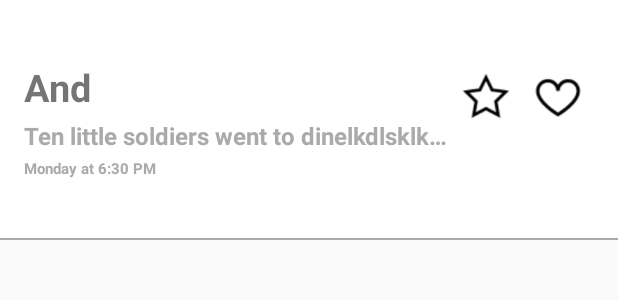
After one commit to rohitksingh/Demo-Asign, an Android app: the layout notely_list_item_delete.xml on its own in the app's theme, with its tools: preview values and no code run, on a phone screen of 412 x 824 dp. The commit adds this screen. Shown: the top 300 px of the screen. Run offline under Robolectric (Android 15) with nearby library versions, the phone set to English and light mode, and no system bars.

Commit message:
Swip to delete functionality added

```diff
--- a/Notely/app/src/main/java/rohksin/com/notely/Activities/NotelyListActivity.java
+++ b/Notely/app/src/main/java/rohksin/com/notely/Activities/NotelyListActivity.java
@@ -12,6 +12,7 @@ import android.support.v7.app.AppCompatActivity;
 import android.support.v7.widget.LinearLayoutManager;
 import android.support.v7.widget.RecyclerView;
 import android.support.v7.widget.Toolbar;
+import android.support.v7.widget.helper.ItemTouchHelper;
 import android.util.Log;
 import android.view.Gravity;
 import android.view.Menu;
@@ -41,7 +42,7 @@ import rohksin.com.notely.Utilities.FilterUtility;
  * Created by Illuminati on 11/17/2017.
  */
 
-public class NotelyListActivity extends AppCompatActivity{
+public class NotelyListActivity extends AppCompatActivity implements RecyclerItemTouchHelper.RecyclerItemTouchHelperListener{
 
     private DrawerLayout drawerLayout;
     private ActionBarDrawerToggle drawerToggle;
@@ -82,6 +83,8 @@ public class NotelyListActivity extends AppCompatActivity{
         notelyList = (RecyclerView)findViewById(R.id.notely_list);
         llm = new LinearLayoutManager(NotelyListActivity.this);
         notelyList.setLayoutManager(llm);
+        ItemTouchHelper.SimpleCallback itemTouchHelperCallback = new RecyclerItemTouchHelper(0, ItemTouchHelper.LEFT, this);
+        new ItemTouchHelper(itemTouchHelperCallback).attachToRecyclerView(notelyList);
 
         setUpList();
 
@@ -327,6 +330,7 @@ public class NotelyListActivity extends AppCompatActivity{
 
         adapter = new NotelyListAdapter(NotelyListActivity.this,notes);
         notelyList.setAdapter(adapter);
+
     }
 
 
@@ -358,4 +362,8 @@ public class NotelyListActivity extends AppCompatActivity{
     }
 
 
+    @Override
+    public void onSwiped(RecyclerView.ViewHolder viewHolder, int direction, int position) {
+        adapter.removeItem(position);
+    }
 }
--- /dev/null
+++ b/Notely/app/src/main/java/rohksin/com/notely/Activities/RecyclerItemTouchHelper.java
@@ -0,0 +1,73 @@
+package rohksin.com.notely.Activities;
+
+import android.graphics.Canvas;
+import android.support.v7.widget.RecyclerView;
+import android.support.v7.widget.helper.ItemTouchHelper;
+import android.view.View;
+
+import rohksin.com.notely.Adapters.NotelyListAdapter;
+
+/**
+ * Created by Illuminati on 11/19/2017.
+ */
+
+public class RecyclerItemTouchHelper extends ItemTouchHelper.SimpleCallback {
+
+    private RecyclerItemTouchHelperListener listener;
+
+    public RecyclerItemTouchHelper(int dragDirs, int swipeDirs, RecyclerItemTouchHelperListener listener) {
+        super(dragDirs, swipeDirs);
+        this.listener = listener;
+    }
+
+    @Override
+    public boolean onMove(RecyclerView recyclerView, RecyclerView.ViewHolder viewHolder, RecyclerView.ViewHolder target) {
+        return true;
+    }
+
+    @Override
+    public void onSelectedChanged(RecyclerView.ViewHolder viewHolder, int actionState) {
+        if (viewHolder != null) {
+            final View foregroundView = ((NotelyListAdapter.NotelyViewHolder) viewHolder).foregroundView;
+
+            getDefaultUIUtil().onSelected(foregroundView);
+        }
+    }
+
+    @Override
+    public void onChildDrawOver(Canvas c, RecyclerView recyclerView, RecyclerView.ViewHolder viewHolder, float dX, float dY, int actionState, boolean isCurrentlyActive) {
+        final View foregroundView = ((NotelyListAdapter.NotelyViewHolder) viewHolder).foregroundView;
+        getDefaultUIUtil().onDrawOver(c, recyclerView, foregroundView, dX, dY,
+                actionState, isCurrentlyActive);
+    }
+
+    @Override
+    public void clearView(RecyclerView recyclerView, RecyclerView.ViewHolder viewHolder) {
+        final View foregroundView = ((NotelyListAdapter.NotelyViewHolder) viewHolder).foregroundView;
+        getDefaultUIUtil().clearView(foregroundView);
+    }
+
+    @Override
+    public void onChildDraw(Canvas c, RecyclerView recyclerView,
+                            RecyclerView.ViewHolder viewHolder, float dX, float dY,
+                            int actionState, boolean isCurrentlyActive) {
+        final View foregroundView = ((NotelyListAdapter.NotelyViewHolder) viewHolder).foregroundView;
+
+        getDefaultUIUtil().onDraw(c, recyclerView, foregroundView, dX, dY,
+                actionState, isCurrentlyActive);
+    }
+
+    @Override
+    public void onSwiped(RecyclerView.ViewHolder viewHolder, int direction) {
+        listener.onSwiped(viewHolder, direction, viewHolder.getAdapterPosition());
+    }
+
+    @Override
+    public int convertToAbsoluteDirection(int flags, int layoutDirection) {
+        return super.convertToAbsoluteDirection(flags, layoutDirection);
+    }
+
+    public interface RecyclerItemTouchHelperListener {
+        void onSwiped(RecyclerView.ViewHolder viewHolder, int direction, int position);
+    }
+}
--- a/Notely/app/src/main/java/rohksin/com/notely/Adapters/NotelyListAdapter.java
+++ b/Notely/app/src/main/java/rohksin/com/notely/Adapters/NotelyListAdapter.java
@@ -9,6 +9,7 @@ import android.view.LayoutInflater;
 import android.view.View;
 import android.view.ViewGroup;
 import android.widget.ImageView;
+import android.widget.RelativeLayout;
 import android.widget.TextView;
 
 import java.util.List;
@@ -40,7 +41,7 @@ public class NotelyListAdapter extends RecyclerView.Adapter<NotelyListAdapter.No
     @Override
     public NotelyViewHolder onCreateViewHolder(ViewGroup parent, int viewType) {
 
-        View view = LayoutInflater.from(context).inflate(R.layout.notely_list_item,parent,false);
+        View view = LayoutInflater.from(context).inflate(R.layout.notely_list_item_delete,parent,false);
         return new NotelyViewHolder(view);
     }
 
@@ -121,6 +122,15 @@ public class NotelyListAdapter extends RecyclerView.Adapter<NotelyListAdapter.No
 
     }
 
+    public void removeItem(int position)
+    {
+        notes.remove(position);
+        // notify the item removed by position
+        // to perform recycler view delete animations
+        // NOTE: don't call notifyDataSetChanged()
+        notifyItemRemoved(position);
+    }
+
     @Override
     public int getItemCount() {
         return notes.size();
@@ -133,6 +143,7 @@ public class NotelyListAdapter extends RecyclerView.Adapter<NotelyListAdapter.No
         private ImageView starred;
         private ImageView hearted;
         private TextView dateUpdated;
+        public RelativeLayout foregroundView;
 
         public NotelyViewHolder(View itemView) {
             super(itemView);
@@ -141,6 +152,7 @@ public class NotelyListAdapter extends RecyclerView.Adapter<NotelyListAdapter.No
             starred = (ImageView)itemView.findViewById(R.id.stared);
             hearted = (ImageView)itemView.findViewById(R.id.smallhearted);
             dateUpdated = (TextView)itemView.findViewById(R.id.dateUpdated);
+            foregroundView = (RelativeLayout)itemView.findViewById(R.id.foregound);
 
         }
     }
--- /dev/null
+++ b/Notely/app/src/main/res/layout/notely_list_item_delete.xml
@@ -0,0 +1,132 @@
+<?xml version="1.0" encoding="utf-8"?>
+<FrameLayout xmlns:android="http://schemas.android.com/apk/res/android"
+    android:layout_width="match_parent"
+    android:layout_height="160dp"
+    android:background="#ffffff"
+    >
+
+    <RelativeLayout
+        android:layout_width="match_parent"
+        android:layout_height="160dp"
+        android:background="@android:color/holo_red_dark"
+        >
+        <LinearLayout
+            android:layout_width="wrap_content"
+            android:layout_height="wrap_content"
+            android:orientation="vertical"
+            android:layout_centerVertical="true"
+            android:layout_alignParentRight="true"
+            android:layout_marginRight="30dp"
+            android:gravity="center"
+            >
+            <ImageView
+                android:layout_width="wrap_content"
+                android:layout_height="wrap_content"
+                android:background="@drawable/delete"
+                />
+            <TextView
+                android:layout_width="wrap_content"
+                android:layout_height="wrap_content"
+                android:text="Delete"
+                android:padding="6sp"
+                android:textColor="#ffffff"
+                />
+        </LinearLayout>
+    </RelativeLayout>
+<RelativeLayout
+    android:id="@+id/foregound"
+    android:layout_width="match_parent"
+    android:layout_height="160dp"
+    android:background="#ffffff"
+    >
+
+    <LinearLayout
+        android:id="@+id/iconsArea"
+        android:layout_width="wrap_content"
+        android:layout_height="wrap_content"
+        android:layout_alignParentRight="true"
+        android:orientation="horizontal"
+        android:layout_marginRight="16sp"
+        android:layout_marginTop="40dp"
+        >
+        <ImageView
+            android:id="@+id/stared"
+            android:layout_width="36dp"
+            android:layout_height="36dp"
+            android:background="@drawable/star_unpressed"
+            android:layout_margin="6dp"
+            />
+        <ImageView
+            android:id="@+id/smallhearted"
+            android:layout_width="36dp"
+            android:layout_height="36dp"
+            android:background="@drawable/heart_unpressed"
+            android:layout_margin="6dp"
+            />
+    </LinearLayout>
+
+    <LinearLayout
+        android:id="@+id/textArea"
+        android:layout_centerVertical="true"
+        android:layout_width="wrap_content"
+        android:layout_height="wrap_content"
+        android:orientation="vertical"
+        android:layout_marginLeft="16sp"
+        android:layout_marginTop="16sp"
+        android:layout_marginBottom="16sp"
+        android:layout_toLeftOf="@id/iconsArea"
+        android:layout_alignParentLeft="true"
+        >
+        <TextView
+            android:id="@+id/title"
+            android:layout_width="wrap_content"
+            android:layout_height="wrap_content"
+            android:text="And"
+            android:textSize="25sp"
+            android:textStyle="bold"
+            android:layout_marginTop="2sp"
+            android:layout_marginBottom="2sp"
+            android:scrollHorizontally="true"
+            android:ellipsize="end"
+            android:maxLines="1"
+            />
+        <TextView
+            android:id="@+id/gist"
+            android:layout_width="wrap_content"
+            android:layout_height="wrap_content"
+            android:text="Ten little soldiers went to dinelkdlsklkdlskldkls"
+            android:textColor="@android:color/darker_gray"
+            android:textSize="16sp"
+            android:layout_marginTop="2sp"
+            android:layout_marginBottom="2sp"
+            android:textStyle="bold"
+            android:scrollHorizontally="true"
+            android:ellipsize="end"
+            android:maxLines="1"
+            />
+        <TextView
+            android:id="@+id/dateUpdated"
+            android:layout_width="wrap_content"
+            android:layout_height="wrap_content"
+            android:text="Monday at 6:30 PM"
+            android:textSize="10dp"
+            android:textColor="@android:color/darker_gray"
+            android:layout_marginTop="2sp"
+            android:layout_marginBottom="2sp"
+            android:textStyle="bold"
+            />
+
+    </LinearLayout>
+
+
+    <View
+        android:layout_width="match_parent"
+        android:layout_height="1dp"
+        android:background="@android:color/darker_gray"
+        android:layout_alignParentBottom="true"
+        />
+
+
+</RelativeLayout>
+
+</FrameLayout>
```
Also changed, not shown: Notely/app/src/main/res/drawable/delete.png (added).
